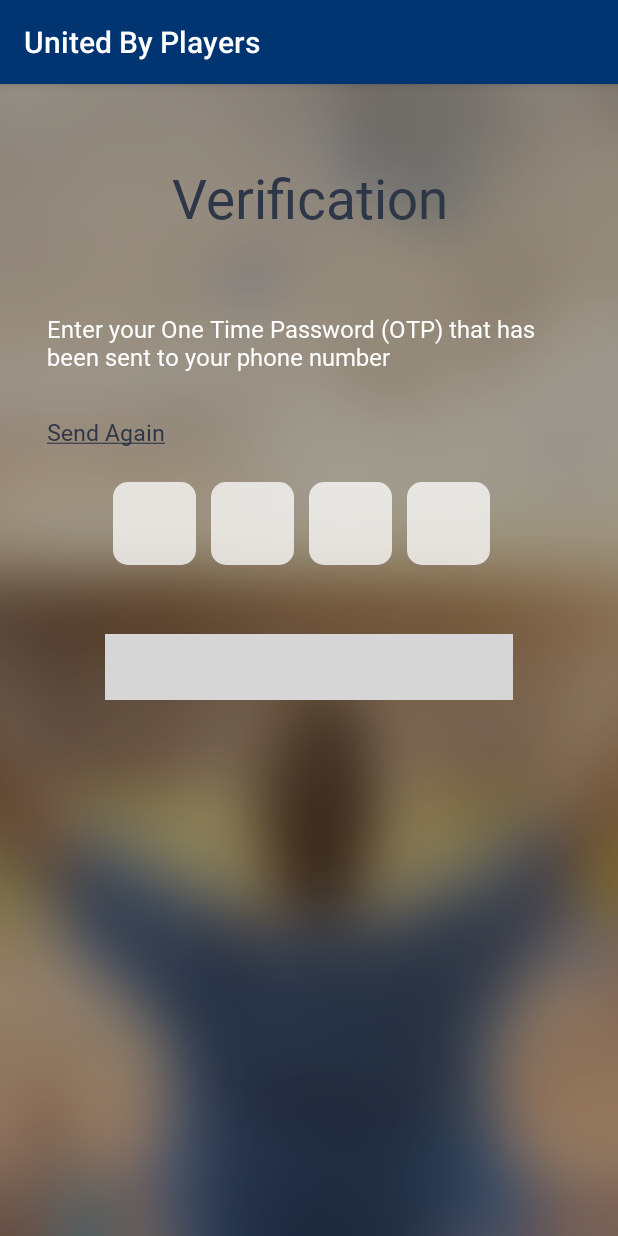
After one commit to anubhav11march/UBPPublic, an Android app: the fragment VerificationFragment shown on its own in the app's theme, on a phone screen of 412 x 824 dp. The commit adds this screen. Run offline under Robolectric (Android 15) with nearby library versions, the phone set to English and light mode, and no system bars; Roboto replaces fonts that are not available here; grey boxes are pictures that could not be loaded.

Commit message:
:art: Designed Verification Fragment Screen

```diff
--- a/app/build.gradle
+++ b/app/build.gradle
@@ -31,6 +31,7 @@ dependencies {
     implementation 'androidx.core:core-ktx:1.2.0'
     implementation 'androidx.constraintlayout:constraintlayout:1.1.3'
     implementation 'com.google.firebase:firebase-auth:19.3.1'
+    implementation 'androidx.legacy:legacy-support-v4:1.0.0'
     testImplementation 'junit:junit:4.12'
     androidTestImplementation 'androidx.test.ext:junit:1.1.1'
     androidTestImplementation 'androidx.test.espresso:espresso-core:3.2.0'
--- a/app/src/main/AndroidManifest.xml
+++ b/app/src/main/AndroidManifest.xml
@@ -9,7 +9,8 @@
         android:roundIcon="@mipmap/ic_launcher_round"
         android:supportsRtl="true"
         android:theme="@style/AppTheme">
-        <activity android:name=".RegistrationActivity"></activity>
+        <activity android:name=".AuthActivity"></activity>
+        <activity android:name=".RegistrationActivity" />
         <activity android:name=".SplashActivity">
             <intent-filter>
                 <action android:name="android.intent.action.MAIN" />
@@ -18,7 +19,7 @@
             </intent-filter>
         </activity>
         <activity android:name=".SignUpActivity" />
-        <activity android:name=".MainActivity"></activity>
+        <activity android:name=".MainActivity" />
 
         <meta-data
             android:name="preloaded_fonts"
--- /dev/null
+++ b/app/src/main/java/com/ubptech/unitedbyplayers/AuthActivity.java
@@ -0,0 +1,14 @@
+package com.ubptech.unitedbyplayers;
+
+import androidx.appcompat.app.AppCompatActivity;
+
+import android.os.Bundle;
+
+public class AuthActivity extends AppCompatActivity {
+
+    @Override
+    protected void onCreate(Bundle savedInstanceState) {
+        super.onCreate(savedInstanceState);
+        setContentView(R.layout.activity_auth);
+    }
+}
--- /dev/null
+++ b/app/src/main/java/com/ubptech/unitedbyplayers/VerificationFragment.java
@@ -0,0 +1,28 @@
+package com.ubptech.unitedbyplayers;
+
+import android.content.Context;
+import android.net.Uri;
+import android.os.Bundle;
+
+import androidx.fragment.app.Fragment;
+
+import android.view.LayoutInflater;
+import android.view.View;
+import android.view.ViewGroup;
+
+public class VerificationFragment extends Fragment {
+
+
+    @Override
+    public void onCreate(Bundle savedInstanceState) {
+        super.onCreate(savedInstanceState);
+
+    }
+
+    @Override
+    public View onCreateView(LayoutInflater inflater, ViewGroup container,
+                             Bundle savedInstanceState) {
+        return inflater.inflate(R.layout.fragment_verification, container, false);
+    }
+
+}
--- /dev/null
+++ b/app/src/main/res/drawable/white_round.xml
@@ -0,0 +1,6 @@
+<?xml version="1.0" encoding="utf-8"?>
+<shape xmlns:android="http://schemas.android.com/apk/res/android">
+    <solid android:color="@color/white"/>
+    <corners android:radius="10dp"/>
+
+</shape>
--- /dev/null
+++ b/app/src/main/res/layout/activity_auth.xml
@@ -0,0 +1,10 @@
+<?xml version="1.0" encoding="utf-8"?>
+<androidx.constraintlayout.widget.ConstraintLayout xmlns:android="http://schemas.android.com/apk/res/android"
+    xmlns:app="http://schemas.android.com/apk/res-auto"
+    xmlns:tools="http://schemas.android.com/tools"
+    android:layout_width="match_parent"
+    android:layout_height="match_parent"
+    tools:context=".AuthActivity"
+    android:background="@drawable/bg_blur">
+
+</androidx.constraintlayout.widget.ConstraintLayout>
--- /dev/null
+++ b/app/src/main/res/layout/fragment_verification.xml
@@ -0,0 +1,149 @@
+<?xml version="1.0" encoding="utf-8"?>
+<LinearLayout xmlns:android="http://schemas.android.com/apk/res/android"
+    xmlns:tools="http://schemas.android.com/tools"
+    android:layout_width="match_parent"
+    android:layout_height="match_parent"
+    tools:context=".VerificationFragment"
+    android:background="@drawable/bg_blur"
+    android:orientation="vertical"
+    android:weightSum="121">
+
+    <LinearLayout
+        android:orientation="vertical"
+        android:layout_width="match_parent"
+        android:layout_height="0dp"
+        android:layout_weight="24"
+        android:gravity="center">
+
+        <TextView
+            android:layout_width="match_parent"
+            android:layout_height="50dp"
+            android:autoSizeTextType="uniform"
+            android:fontFamily="@font/roboto"
+            android:text="Verification"
+            android:textAlignment="center"
+            android:textColor="@color/titles_dark_blue"
+            android:textSize="40sp" />
+    </LinearLayout>
+
+    <LinearLayout
+        android:layout_width="match_parent"
+        android:layout_height="0dp"
+        android:layout_weight="11">
+
+        <TextView
+            android:layout_width="match_parent"
+            android:layout_height="wrap_content"
+            android:textSize="16sp"
+            android:text="Enter your One Time Password (OTP) that has been sent to your phone number"
+            android:textColor="@color/white"
+            android:layout_marginRight="31dp"
+            android:layout_marginLeft="31dp"
+            android:fontFamily="@font/roboto"/>
+
+    </LinearLayout>
+
+    <LinearLayout
+        android:layout_width="match_parent"
+        android:layout_height="0dp"
+        android:layout_weight="7">
+
+        <TextView
+            android:layout_width="match_parent"
+            android:layout_height="wrap_content"
+            android:textSize="15sp"
+            android:text="@string/send_again"
+            android:textColor="@color/titles_dark_blue"
+            android:layout_marginRight="31dp"
+            android:layout_marginLeft="31dp"
+            android:fontFamily="@font/roboto"/>
+
+    </LinearLayout>
+
+    <LinearLayout
+        android:layout_width="match_parent"
+        android:layout_height="0dp"
+        android:layout_weight="16"
+        android:gravity="center_horizontal">
+
+        <EditText
+            android:layout_width="55dp"
+            android:layout_height="55dp"
+            android:background="@drawable/white_round"
+            android:maxLength="1"
+            android:textAlignment="center"
+            android:inputType="number"
+            android:shadowColor="#000000"
+            android:shadowDx="3"
+            android:shadowDy="3"
+            android:alpha="0.75"
+            android:layout_marginRight="10dp"/>
+        <EditText
+            android:layout_width="55dp"
+            android:layout_height="55dp"
+            android:background="@drawable/white_round"
+            android:maxLength="1"
+            android:textAlignment="center"
+            android:inputType="number"
+            android:shadowColor="#000000"
+            android:shadowDx="3"
+            android:shadowDy="3"
+            android:alpha="0.75"
+            android:layout_marginRight="10dp"/>
+        <EditText
+            android:layout_width="55dp"
+            android:layout_height="55dp"
+            android:background="@drawable/white_round"
+            android:maxLength="1"
+            android:textAlignment="center"
+            android:inputType="number"
+            android:shadowColor="#000000"
+            android:shadowDx="3"
+            android:shadowDy="3"
+            android:alpha="0.75"
+            android:layout_marginRight="10dp"/>
+        <EditText
+            android:layout_width="55dp"
+            android:layout_height="55dp"
+            android:background="@drawable/white_round"
+            android:maxLength="1"
+            android:textAlignment="center"
+            android:inputType="number"
+            android:shadowColor="#000000"
+            android:shadowDx="3"
+            android:shadowDy="3"
+            android:alpha="0.75"
+            android:layout_marginRight="10dp"/>
+
+    </LinearLayout>
+
+    <LinearLayout
+        android:onClick="verifyClicked"
+        android:layout_width="match_parent"
+        android:layout_height="0dp"
+        android:layout_marginLeft="70dp"
+        android:layout_marginRight="70dp"
+        android:layout_weight="7"
+        android:gravity="center"
+        android:background="@drawable/button_blue_bg"
+        android:foreground="?attr/selectableItemBackground"
+        android:clickable="true">
+        <TextView
+            android:layout_width="wrap_content"
+            android:layout_height="wrap_content"
+            android:textSize="20sp"
+            android:text="Verify"
+            android:textColor="@color/white"
+            android:fontFamily="@font/roboto"/>
+    </LinearLayout>
+
+    <LinearLayout
+        android:layout_width="match_parent"
+        android:layout_height="0dp"
+        android:layout_weight="56">
+
+    </LinearLayout>
+
+
+
+</LinearLayout>
--- a/app/src/main/res/values/strings.xml
+++ b/app/src/main/res/values/strings.xml
@@ -1,4 +1,8 @@
 <resources>
     <string name="app_name">United By Players</string>
     <string name="dont_have_account">Don\'t have an account? <u>Sign up</u></string>
+    <string name="send_again"><u>Send Again</u></string>
+
+    <!-- TODO: Remove or change this placeholder text -->
+    <string name="hello_blank_fragment">Hello blank fragment</string>
 </resources>
```
